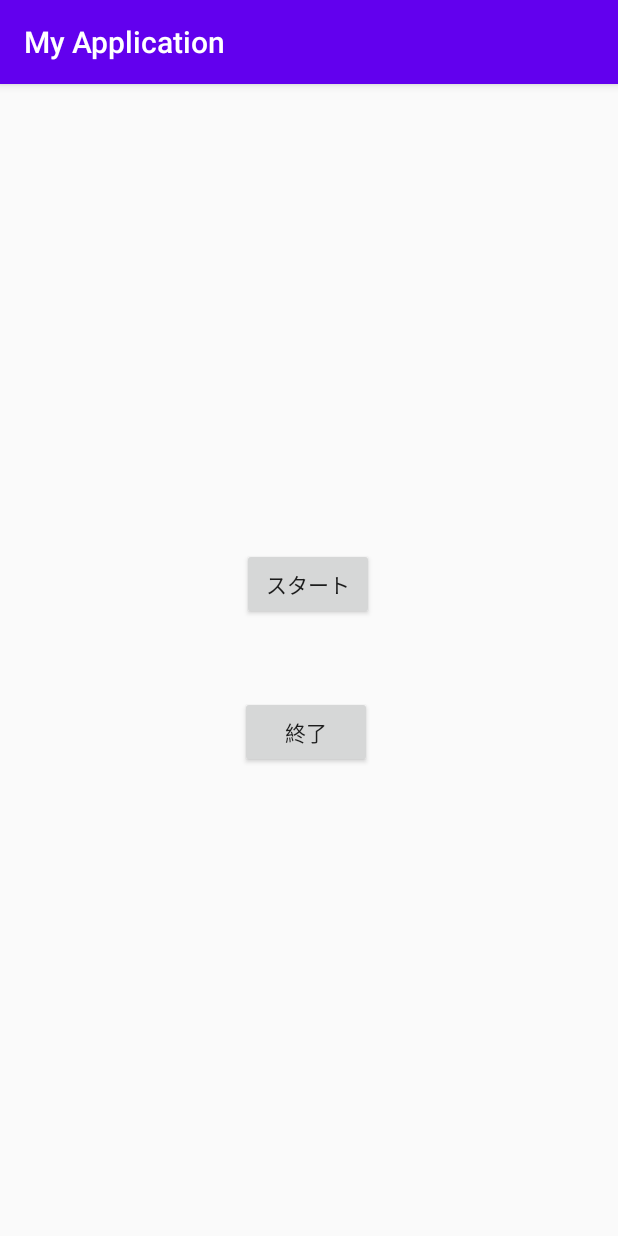
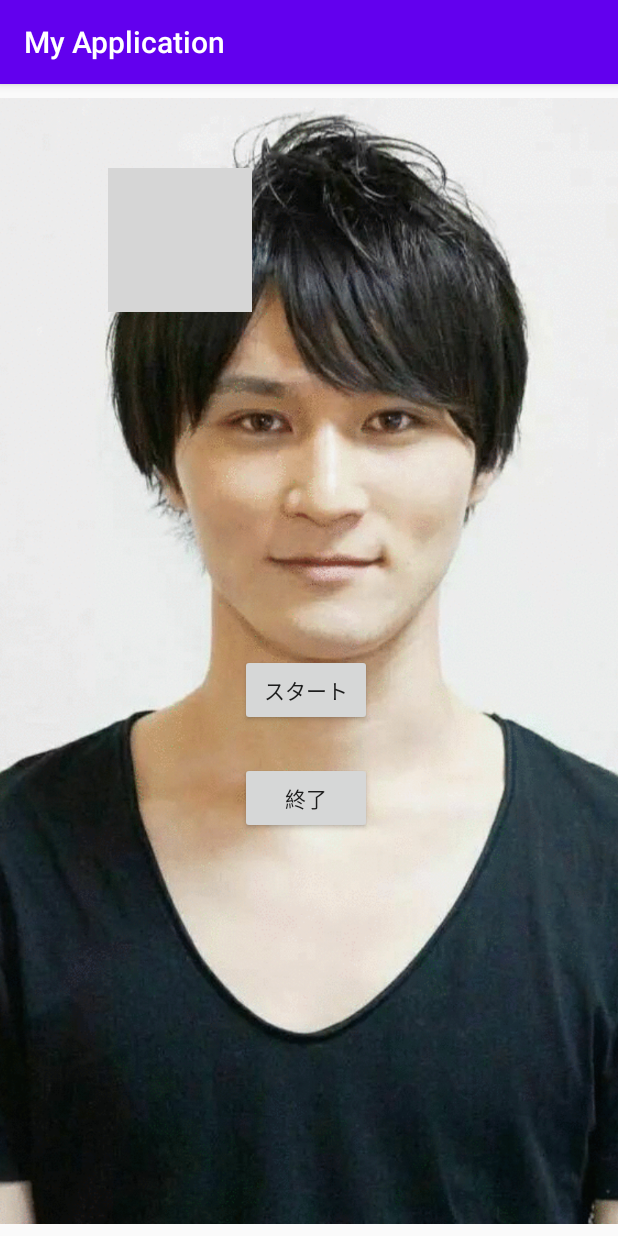
Before and after one commit to kena314/MyApplication, an Android app: the screen it shows after launch (StartScreenActivity), on a phone screen of 412 x 824 dp. Run offline under Robolectric (Android 15) with nearby library versions, the phone set to English and light mode, and no system bars; grey boxes are pictures that could not be loaded.

Commit message:
スタート画面画像

```diff
--- a/app/src/main/res/layout/activity_main.xml
+++ b/app/src/main/res/layout/activity_main.xml
@@ -10,9 +10,8 @@
         android:id="@+id/start_button"
         android:layout_width="wrap_content"
         android:layout_height="wrap_content"
-        android:layout_marginStart="161dp"
-        android:layout_marginLeft="161dp"
-        android:layout_marginTop="309dp"
+        android:layout_marginStart="160dp"
+        android:layout_marginTop="380dp"
         android:text="@string/start_button"
         app:layout_constraintStart_toStartOf="parent"
         app:layout_constraintTop_toTopOf="parent" />
@@ -22,9 +21,30 @@
         android:layout_width="wrap_content"
         android:layout_height="wrap_content"
         android:layout_marginStart="160dp"
-        android:layout_marginTop="408dp"
+        android:layout_marginTop="452dp"
         android:text="@string/end_button"
         android:visibility="visible"
         app:layout_constraintStart_toStartOf="parent"
         app:layout_constraintTop_toTopOf="parent" />
+
+    <ImageView
+        android:id="@+id/imageView2"
+        android:layout_width="498dp"
+        android:layout_height="889dp"
+        app:layout_constraintBottom_toBottomOf="parent"
+        app:layout_constraintEnd_toEndOf="parent"
+        app:layout_constraintStart_toStartOf="parent"
+        app:layout_constraintTop_toTopOf="parent"
+        app:srcCompat="@drawable/normal" />
+
+    <ImageView
+        android:id="@+id/imageView3"
+        android:layout_width="wrap_content"
+        android:layout_height="wrap_content"
+        android:layout_marginStart="72dp"
+        android:layout_marginTop="56dp"
+        app:layout_constraintStart_toStartOf="parent"
+        app:layout_constraintTop_toTopOf="parent"
+        app:srcCompat="@drawable/katonatorlogo" />
+
 </androidx.constraintlayout.widget.ConstraintLayout>
--- a/app/src/main/res/layout/activity_result_screen.xml
+++ b/app/src/main/res/layout/activity_result_screen.xml
@@ -54,7 +54,7 @@
         android:id="@+id/result_image"
         android:layout_width="337dp"
         android:layout_height="359dp"
-        android:layout_marginBottom="16dp"
+        android:layout_marginBottom="28dp"
         app:layout_constraintBottom_toBottomOf="parent"
         app:layout_constraintEnd_toEndOf="parent"
         app:layout_constraintStart_toStartOf="parent"
```
